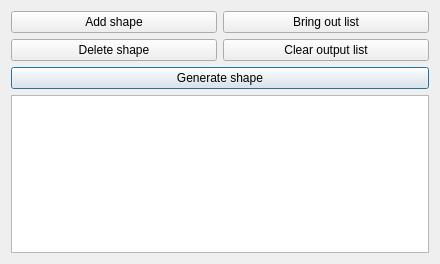
rokcot/practice_C_plusplus, file visual_qt_polymorphism/maindialog.ui: the form before one commit.
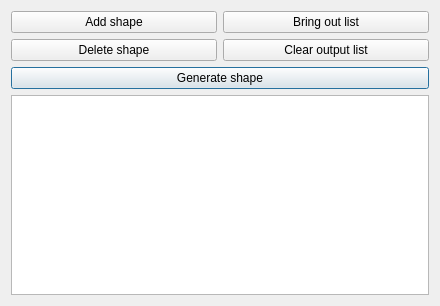
The form after the commit.

```diff
--- a/visual_qt_polymorphism/maindialog.ui
+++ b/visual_qt_polymorphism/maindialog.ui
@@ -7,7 +7,7 @@
     <x>0</x>
     <y>0</y>
     <width>440</width>
-    <height>264</height>
+    <height>306</height>
    </rect>
   </property>
   <property name="windowTitle">
```
Left out of the diff: 14 changed lines with no effect on the pictures.
